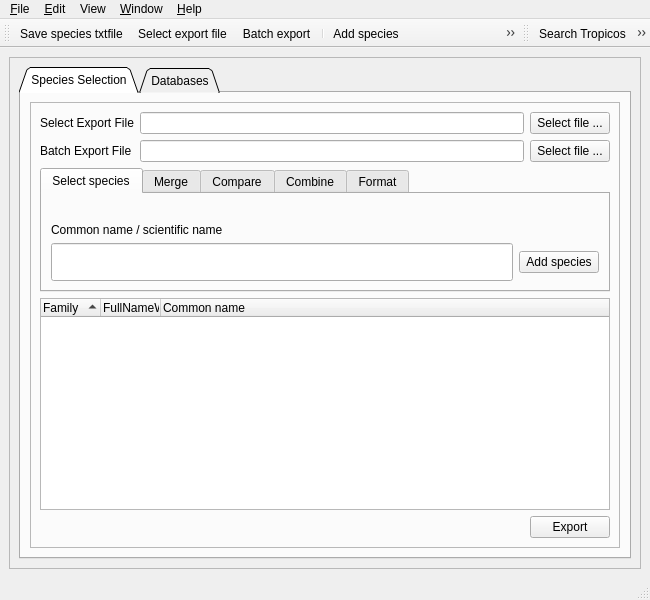
This is src/ui/ui_main.ui in TaiBON/checklister as Qt 5 draws it before an edit. The edited form follows.
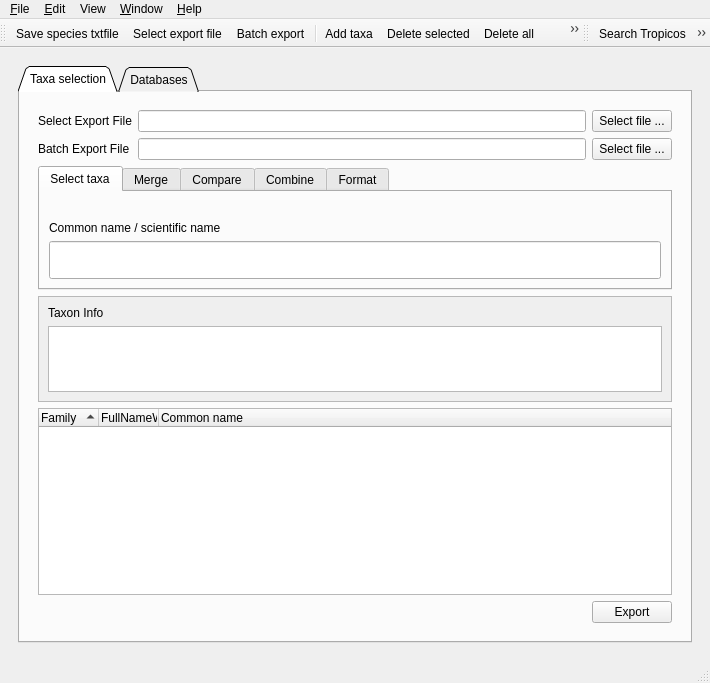
This is the edited form. Icons and pictures are not drawn.

Commit message: 1. ui improvement:   1. re-rendering the toolbar icons   2. add "taxon info" block, when selecting a      taxon, it will show its family,iucn      category, endemic, etc. 2. add feature #59 (when in batch mode, export    un-matched species in a txt file) 3. finish the zh_TW translation

Patch:
```diff
--- a/src/ui/ui_main.ui
+++ b/src/ui/ui_main.ui
@@ -6,8 +6,8 @@
    <rect>
     <x>0</x>
     <y>0</y>
-    <width>650</width>
-    <height>600</height>
+    <width>710</width>
+    <height>683</height>
    </rect>
   </property>
   <property name="sizePolicy">
@@ -29,8 +29,19 @@
    <layout class="QGridLayout" name="gridLayout">
     <item row="0" column="1">
      <widget class="QScrollArea" name="scrollArea">
+      <property name="font">
+       <font>
+        <kerning>true</kerning>
+       </font>
+      </property>
+      <property name="frameShape">
+       <enum>QFrame::NoFrame</enum>
+      </property>
       <property name="frameShadow">
-       <enum>QFrame::Plain</enum>
+       <enum>QFrame::Raised</enum>
+      </property>
+      <property name="lineWidth">
+       <number>0</number>
       </property>
       <property name="widgetResizable">
        <bool>true</bool>
@@ -40,8 +51,8 @@
         <rect>
          <x>0</x>
          <y>0</y>
-         <width>624</width>
-         <height>500</height>
+         <width>686</width>
+         <height>608</height>
         </rect>
        </property>
        <layout class="QGridLayout" name="gridLayout_4">
@@ -79,29 +90,152 @@
           </property>
           <widget class="QWidget" name="SpeciesSelection">
            <attribute name="title">
-            <string>Species Selection</string>
+            <string>Taxa selection</string>
            </attribute>
            <layout class="QGridLayout" name="gridLayout_7">
             <item row="0" column="0">
              <widget class="QFrame" name="frame">
               <property name="frameShape">
-               <enum>QFrame::StyledPanel</enum>
+               <enum>QFrame::NoFrame</enum>
               </property>
               <property name="frameShadow">
-               <enum>QFrame::Raised</enum>
+               <enum>QFrame::Sunken</enum>
+              </property>
+              <property name="lineWidth">
+               <number>0</number>
               </property>
               <layout class="QGridLayout" name="gridLayout_2">
-               <item row="1" column="2">
-                <widget class="QLineEdit" name="lineSlist">
+               <item row="0" column="0">
+                <widget class="QLabel" name="labelExportFile">
+                 <property name="sizePolicy">
+                  <sizepolicy hsizetype="Fixed" vsizetype="Minimum">
+                   <horstretch>0</horstretch>
+                   <verstretch>0</verstretch>
+                  </sizepolicy>
+                 </property>
+                 <property name="text">
+                  <string>Select Export File</string>
+                 </property>
+                </widget>
+               </item>
+               <item row="5" column="0" colspan="3">
+                <widget class="QTreeWidget" name="treeWidget">
+                 <property name="sizePolicy">
+                  <sizepolicy hsizetype="Expanding" vsizetype="Expanding">
+                   <horstretch>0</horstretch>
+                   <verstretch>0</verstretch>
+                  </sizepolicy>
+                 </property>
+                 <property name="minimumSize">
+                  <size>
+                   <width>0</width>
+                   <height>150</height>
+                  </size>
+                 </property>
+                 <property name="mouseTracking">
+                  <bool>false</bool>
+                 </property>
+                 <property name="editTriggers">
+                  <set>QAbstractItemView::DoubleClicked|QAbstractItemView::EditKeyPressed|QAbstractItemView::SelectedClicked</set>
+                 </property>
+                 <property name="dragEnabled">
+                  <bool>true</bool>
+                 </property>
+                 <property name="dragDropOverwriteMode">
+                  <bool>false</bool>
+                 </property>
+                 <property name="dragDropMode">
+                  <enum>QAbstractItemView::NoDragDrop</enum>
+                 </property>
+                 <property name="defaultDropAction">
+                  <enum>Qt::MoveAction</enum>
+                 </property>
+                 <property name="alternatingRowColors">
+                  <bool>true</bool>
+                 </property>
+                 <property name="selectionMode">
+                  <enum>QAbstractItemView::ExtendedSelection</enum>
+                 </property>
+                 <property name="indentation">
+                  <number>10</number>
+                 </property>
+                 <property name="rootIsDecorated">
+                  <bool>true</bool>
+                 </property>
+                 <property name="sortingEnabled">
+                  <bool>true</bool>
+                 </property>
+                 <property name="animated">
+                  <bool>true</bool>
+                 </property>
+                 <property name="wordWrap">
+                  <bool>true</bool>
+                 </property>
+                 <attribute name="headerVisible">
+                  <bool>true</bool>
+                 </attribute>
+                 <attribute name="headerCascadingSectionResizes">
+                  <bool>false</bool>
+                 </attribute>
+                 <attribute name="headerDefaultSectionSize">
+                  <number>60</number>
+                 </attribute>
+                 <attribute name="headerHighlightSections">
+                  <bool>true</bool>
+                 </attribute>
+                 <attribute name="headerMinimumSectionSize">
+                  <number>5</number>
+                 </attribute>
+                 <attribute name="headerShowSortIndicator" stdset="0">
+                  <bool>true</bool>
+                 </attribute>
+                 <column>
+                  <property name="text">
+                   <string>Family</string>
+                  </property>
+                 </column>
+                 <column>
+                  <property name="text">
+                   <string>FullNameWithAuthors</string>
+                  </property>
+                 </column>
+                 <column>
+                  <property name="text">
+                   <string>Common name</string>
+                  </property>
+                 </column>
+                </widget>
+               </item>
+               <item row="0" column="2">
+                <widget class="QPushButton" name="butSelectOutput">
+                 <property name="sizePolicy">
+                  <sizepolicy hsizetype="Minimum" vsizetype="Fixed">
+                   <horstretch>0</horstretch>
+                   <verstretch>0</verstretch>
+                  </sizepolicy>
+                 </property>
+                 <property name="toolTip">
+                  <string>&lt;html&gt;&lt;head/&gt;&lt;body&gt;&lt;p&gt;Select export checklist file. Supported file formats: Microsoft Word 2007 (.docx), Open document format (.odt), markdown (.md). Default is docx and markdown.&lt;/p&gt;&lt;/body&gt;&lt;/html&gt;</string>
+                 </property>
+                 <property name="text">
+                  <string>Select file ...</string>
+                 </property>
+                </widget>
+               </item>
+               <item row="0" column="1">
+                <widget class="QLineEdit" name="lineOutputFilename">
                  <property name="sizePolicy">
                   <sizepolicy hsizetype="Expanding" vsizetype="Fixed">
                    <horstretch>0</horstretch>
                    <verstretch>0</verstretch>
                   </sizepolicy>
                  </property>
+                 <property name="text">
+                  <string/>
+                 </property>
                 </widget>
                </item>
-               <item row="1" column="0" colspan="2">
+               <item row="1" column="0">
                 <widget class="QLabel" name="labelBatch">
                  <property name="sizePolicy">
                   <sizepolicy hsizetype="Fixed" vsizetype="Minimum">
@@ -114,7 +248,7 @@
                  </property>
                 </widget>
                </item>
-               <item row="4" column="3">
+               <item row="6" column="2">
                 <widget class="QPushButton" name="butGenerateSp">
                  <property name="sizePolicy">
                   <sizepolicy hsizetype="Minimum" vsizetype="Maximum">
@@ -132,7 +266,7 @@
                  </property>
                 </widget>
                </item>
-               <item row="2" column="0" colspan="4">
+               <item row="2" column="0" colspan="3">
                 <widget class="QTabWidget" name="tabWidget_2">
                  <property name="sizePolicy">
                   <sizepolicy hsizetype="Expanding" vsizetype="Minimum">
@@ -154,7 +288,7 @@
                  </property>
                  <widget class="QWidget" name="tabSelect">
                   <attribute name="title">
-                   <string>Select species</string>
+                   <string>Select taxa</string>
                   </attribute>
                   <layout class="QGridLayout" name="gridLayout_9">
                    <item row="2" column="0">
@@ -199,19 +333,6 @@
                      </property>
                     </widget>
                    </item>
-                   <item row="3" column="1">
-                    <widget class="QPushButton" name="butAddToTree">
-                     <property name="sizePolicy">
-                      <sizepolicy hsizetype="Fixed" vsizetype="Fixed">
-                       <horstretch>0</horstretch>
-                       <verstretch>0</verstretch>
-                      </sizepolicy>
-                     </property>
-                     <property name="text">
-                      <string>Add species</string>
-                     </property>
-                    </widget>
-                   </item>
                    <item row="1" column="0">
                     <spacer name="horizontalSpacer_5">
                      <property name="orientation">
@@ -482,7 +603,7 @@
                  </widget>
                 </widget>
                </item>
-               <item row="1" column="3">
+               <item row="1" column="2">
                 <widget class="QPushButton" name="butSlist">
                  <property name="sizePolicy">
                   <sizepolicy hsizetype="Minimum" vsizetype="Fixed">
@@ -495,50 +616,8 @@
                  </property>
                 </widget>
                </item>
-               <item row="0" column="2">
-                <widget class="QLineEdit" name="lineOutputFilename">
-                 <property name="sizePolicy">
-                  <sizepolicy hsizetype="Expanding" vsizetype="Fixed">
-                   <horstretch>0</horstretch>
-                   <verstretch>0</verstretch>
-                  </sizepolicy>
-                 </property>
-                 <property name="text">
-                  <string/>
-                 </property>
-                </widget>
-               </item>
-               <item row="0" column="0" colspan="2">
-                <widget class="QLabel" name="labelExportFile">
-                 <property name="sizePolicy">
-                  <sizepolicy hsizetype="Fixed" vsizetype="Minimum">
-                   <horstretch>0</horstretch>
-                   <verstretch>0</verstretch>
-                  </sizepolicy>
-                 </property>
-                 <property name="text">
-                  <string>Select Export File</string>
-                 </property>
-                </widget>
-               </item>
-               <item row="0" column="3">
-                <widget class="QPushButton" name="butSelectOutput">
-                 <property name="sizePolicy">
-                  <sizepolicy hsizetype="Minimum" vsizetype="Fixed">
-                   <horstretch>0</horstretch>
-                   <verstretch>0</verstretch>
-                  </sizepolicy>
-                 </property>
-                 <property name="toolTip">
-                  <string>&lt;html&gt;&lt;head/&gt;&lt;body&gt;&lt;p&gt;Select export checklist file. Supported file formats: Microsoft Word 2007 (.docx), Open document format (.odt), markdown (.md). Default is docx and markdown.&lt;/p&gt;&lt;/body&gt;&lt;/html&gt;</string>
-                 </property>
-                 <property name="text">
-                  <string>Select file ...</string>
-                 </property>
-                </widget>
-               </item>
-               <item row="3" column="0" colspan="4">
-                <widget class="QTreeWidget" name="treeWidget">
+               <item row="3" column="0" colspan="3">
+                <widget class="QScrollArea" name="scrollArea_2">
                  <property name="sizePolicy">
                   <sizepolicy hsizetype="Expanding" vsizetype="Expanding">
                    <horstretch>0</horstretch>
@@ -548,60 +627,63 @@
                  <property name="minimumSize">
                   <size>
                    <width>0</width>
-                   <height>150</height>
+                   <height>100</height>
                   </size>
                  </property>
-                 <property name="mouseTracking">
-                  <bool>false</bool>
-                 </property>
-                 <property name="alternatingRowColors">
+                 <property name="widgetResizable">
                   <bool>true</bool>
                  </property>
-                 <property name="selectionMode">
-                  <enum>QAbstractItemView::MultiSelection</enum>
-                 </property>
-                 <property name="indentation">
-                  <number>10</number>
-                 </property>
-                 <property name="rootIsDecorated">
-                  <bool>true</bool>
-                 </property>
-                 <property name="sortingEnabled">
-                  <bool>true</bool>
-                 </property>
-                 <property name="animated">
-                  <bool>true</bool>
-                 </property>
-                 <attribute name="headerVisible">
-                  <bool>true</bool>
-                 </attribute>
-                 <attribute name="headerDefaultSectionSize">
-                  <number>60</number>
-                 </attribute>
-                 <attribute name="headerHighlightSections">
-                  <bool>true</bool>
-                 </attribute>
-                 <attribute name="headerMinimumSectionSize">
-                  <number>5</number>
-                 </attribute>
-                 <attribute name="headerShowSortIndicator" stdset="0">
-                  <bool>true</bool>
-                 </attribute>
-                 <column>
-                  <property name="text">
-                   <string>Family</string>
+                 <widget class="QWidget" name="scrollAreaWidgetContents_2">
+                  <property name="geometry">
+                   <rect>
+                    <x>0</x>
+                    <y>0</y>
+                    <width>590</width>
+                    <height>98</height>
+                   </rect>
                   </property>
-                 </column>
-                 <column>
-                  <property name="text">
-                   <string>FullNameWithAuthors</string>
-                  </property>
-                 </column>
-                 <column>
-                  <property name="text">
-                   <string>Common name</string>
-                  </property>
-                 </column>
+                  <layout class="QGridLayout" name="gridLayout_10">
+                   <item row="0" column="0">
+                    <widget class="QLabel" name="label">
+                     <property name="text">
+                      <string>Taxon Info</string>
+                     </property>
+                    </widget>
+                   </item>
+                   <item row="1" column="0">
+                    <widget class="QTextBrowser" name="textBrowserInfo">
+                     <property name="sizePolicy">
+                      <sizepolicy hsizetype="Expanding" vsizetype="Expanding">
+                       <horstretch>0</horstretch>
+                       <verstretch>0</verstretch>
+                      </sizepolicy>
+                     </property>
+                     <property name="minimumSize">
+                      <size>
+                       <width>0</width>
+                       <height>50</height>
+                      </size>
+                     </property>
+                     <property name="sizeAdjustPolicy">
+                      <enum>QAbstractScrollArea::AdjustToContents</enum>
+                     </property>
+                     <property name="openExternalLinks">
+                      <bool>true</bool>
+                     </property>
+                    </widget>
+                   </item>
+                  </layout>
+                 </widget>
+                </widget>
+               </item>
+               <item row="1" column="1">
+                <widget class="QLineEdit" name="lineSlist">
+                 <property name="sizePolicy">
+                  <sizepolicy hsizetype="Expanding" vsizetype="Fixed">
+                   <horstretch>0</horstretch>
+                   <verstretch>0</verstretch>
+                  </sizepolicy>
+                 </property>
                 </widget>
                </item>
               </layout>
@@ -787,7 +869,7 @@
     <rect>
      <x>0</x>
      <y>0</y>
-     <width>650</width>
+     <width>710</width>
      <height>22</height>
     </rect>
    </property>
@@ -843,9 +925,36 @@
    <addaction name="menuHelp"/>
   </widget>
   <widget class="QToolBar" name="toolBar">
+   <property name="sizePolicy">
+    <sizepolicy hsizetype="Preferred" vsizetype="Fixed">
+     <horstretch>0</horstretch>
+     <verstretch>1</verstretch>
+    </sizepolicy>
+   </property>
+   <property name="mouseTracking">
+    <bool>false</bool>
+   </property>
+   <property name="focusPolicy">
+    <enum>Qt::ClickFocus</enum>
+   </property>
    <property name="windowTitle">
     <string>toolBar</string>
    </property>
+   <property name="styleSheet">
+    <string notr="true">QToolBar{spacing: 0px;}</string>
+   </property>
+   <property name="allowedAreas">
+    <set>Qt::AllToolBarAreas</set>
+   </property>
+   <property name="iconSize">
+    <size>
+     <width>40</width>
+     <height>40</height>
+    </size>
+   </property>
+   <property name="floatable">
+    <bool>true</bool>
+   </property>
    <attribute name="toolBarArea">
     <enum>TopToolBarArea</enum>
    </attribute>
@@ -859,12 +968,32 @@
    <addaction name="actionAddSpecies"/>
    <addaction name="actionDeleteSel"/>
    <addaction name="actionDeleteAll"/>
+   <addaction name="actionSelectAll"/>
+   <addaction name="actionDeselectAll"/>
    <addaction name="actionExportChecklist"/>
   </widget>
   <widget class="QToolBar" name="toolBar_2">
+   <property name="sizePolicy">
+    <sizepolicy hsizetype="Preferred" vsizetype="Fixed">
+     <horstretch>0</horstretch>
+     <verstretch>0</verstretch>
+    </sizepolicy>
+   </property>
    <property name="windowTitle">
     <string>toolBar_2</string>
    </property>
+   <property name="autoFillBackground">
+    <bool>true</bool>
+   </property>
+   <property name="styleSheet">
+    <string notr="true">QToolBar_2{spacing: 0px;}</string>
+   </property>
+   <property name="iconSize">
+    <size>
+     <width>40</width>
+     <height>40</height>
+    </size>
+   </property>
    <attribute name="toolBarArea">
     <enum>TopToolBarArea</enum>
    </attribute>
@@ -1090,7 +1219,7 @@
      <normaloff>:/icons/addspecies.svg</normaloff>:/icons/addspecies.svg</iconset>
    </property>
    <property name="text">
-    <string>Add species</string>
+    <string>Add taxa</string>
    </property>
    <property name="shortcut">
     <string>Ctrl+Return</string>
@@ -1110,6 +1239,39 @@
     <string>Ctrl+Shift+T</string>
    </property>
   </action>
+  <action name="actionDeselectAll">
+   <property name="icon">
+    <iconset resource="../iconResources.qrc">
+     <normaloff>:/icons/deselect.png</normaloff>:/icons/deselect.png</iconset>
+   </property>
+   <property name="text">
+    <string>Deselect all species</string>
+   </property>
+   <property name="toolTip">
+    <string>Deselect all taxa</string>
+   </property>
+   <property name="shortcut">
+    <string>Ctrl+Shift+S</string>
+   </property>
+   <property name="iconVisibleInMenu">
+    <bool>false</bool>
+   </property>
+  </action>
+  <action name="actionSelectAll">
+   <property name="icon">
+    <iconset resource="../iconResources.qrc">
+     <normaloff>:/icons/select_all.png</normaloff>:/icons/select_all.png</iconset>
+   </property>
+   <property name="text">
+    <string>Select all taxa</string>
+   </property>
+   <property name="shortcut">
+    <string>Ctrl+A</string>
+   </property>
+   <property name="iconVisibleInMenu">
+    <bool>false</bool>
+   </property>
+  </action>
  </widget>
  <resources>
   <include location="../iconResources.qrc"/>
```
Left out of the diff: 85 changed lines with no effect on the pictures. The commit also changes 52 other files.
